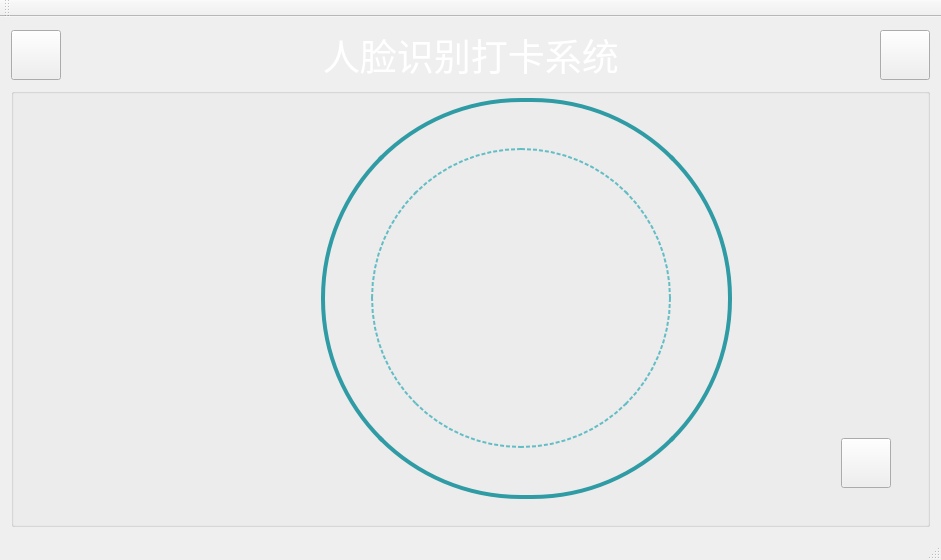
The window that faceattendance.ui (eagleqq/FaceRecognition) describes before a commit, drawn with Qt 5.
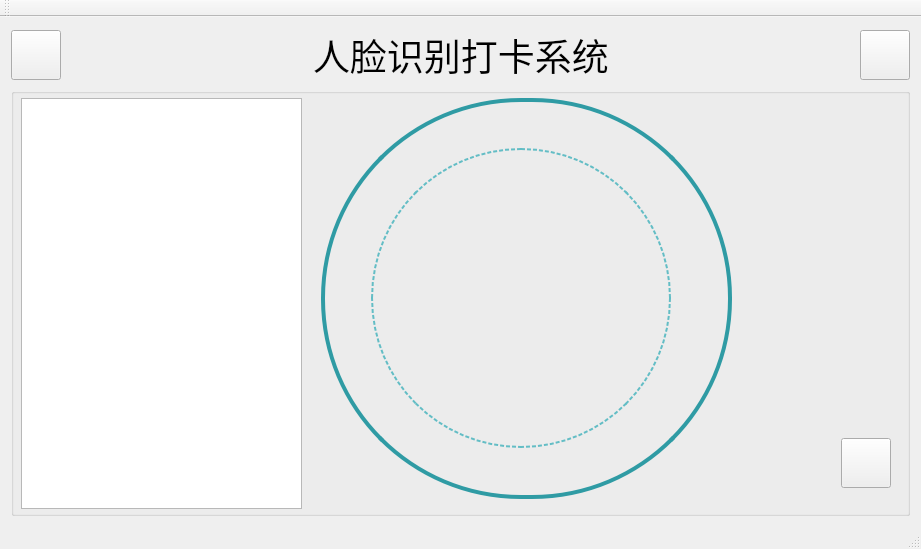
The same window after the commit. Icons and pictures are not drawn.

```diff
--- a/faceattendance.ui
+++ b/faceattendance.ui
@@ -6,10 +6,16 @@
    <rect>
     <x>0</x>
     <y>0</y>
-    <width>941</width>
-    <height>560</height>
+    <width>921</width>
+    <height>549</height>
    </rect>
   </property>
+  <property name="maximumSize">
+   <size>
+    <width>921</width>
+    <height>549</height>
+   </size>
+  </property>
   <property name="windowTitle">
    <string>人脸识别打卡系统</string>
   </property>
@@ -73,7 +79,7 @@
          </font>
         </property>
         <property name="styleSheet">
-         <string notr="true">color: rgb(255, 255, 255);</string>
+         <string notr="true">/*color: rgb(255, 255, 255);*/</string>
         </property>
         <property name="text">
          <string>人脸识别打卡系统</string>
@@ -136,7 +142,7 @@
          </size>
         </property>
         <property name="styleSheet">
-         <string notr="true">color: rgb(255, 255, 255);</string>
+         <string notr="true">/*color: rgb(255, 255, 255);*/</string>
         </property>
         <property name="title">
          <string/>
@@ -189,8 +195,8 @@
           </rect>
          </property>
          <property name="styleSheet">
-          <string notr="true">background-color:transparent;
-color: rgb(255, 255, 255);</string>
+          <string notr="true">/*background-color:transparent;
+color: rgb(255, 255, 255);*/</string>
          </property>
         </widget>
         <widget class="QPushButton" name="pushButton_cam">
```
Left out of the diff: 4 changed lines with no effect on the pictures.
